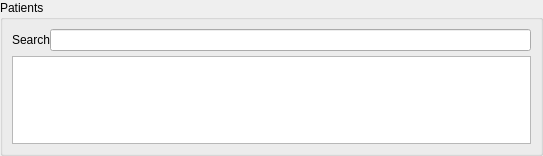
Old version of the form plugins/agendaplugin/calendaritemeditorpatientmapper.ui in the repository FreeHealth/freehealth.
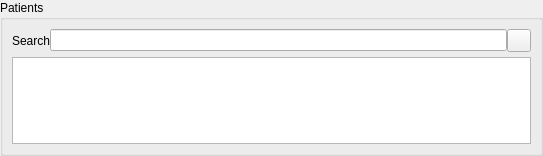
New version of the form. Custom widgets are drawn as their Qt base class.

Commit message: Agenda/Patients: - create patient in appointement patient selector

```diff
--- a/plugins/agendaplugin/calendaritemeditorpatientmapper.ui
+++ b/plugins/agendaplugin/calendaritemeditorpatientmapper.ui
@@ -63,6 +63,13 @@
           </property>
          </widget>
         </item>
+        <item>
+         <widget class="QToolButton" name="createPatientToolButton">
+          <property name="text">
+           <string/>
+          </property>
+         </widget>
+        </item>
        </layout>
       </item>
       <item row="1" column="0">
```
The commit also changes 8 other files.
